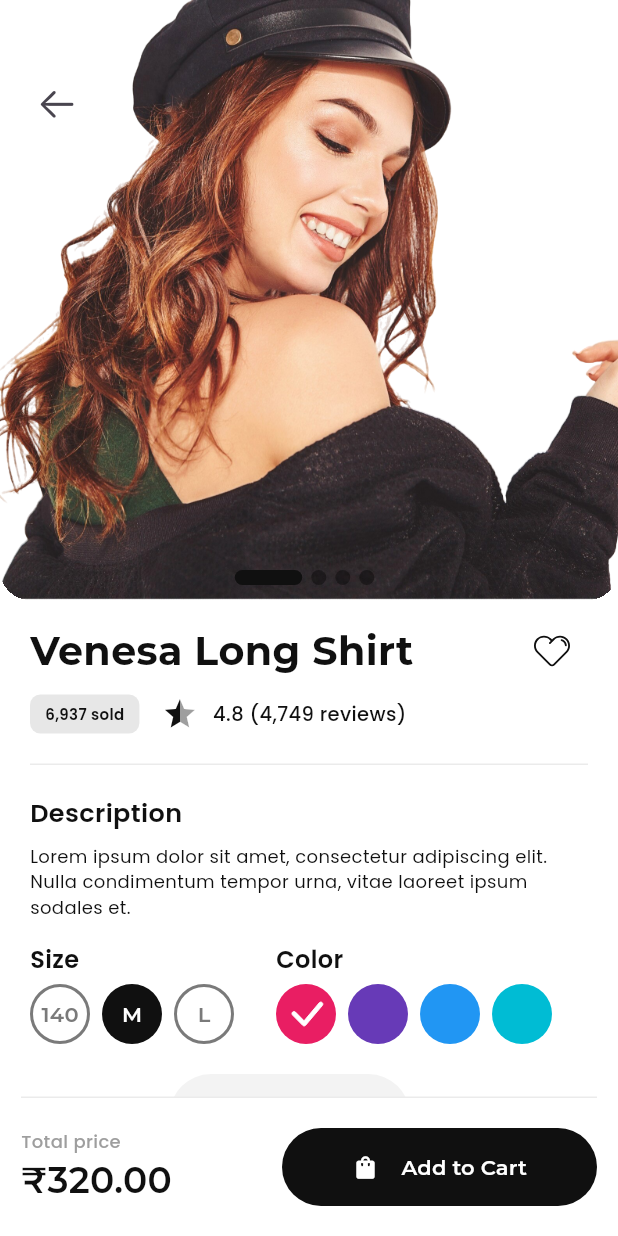
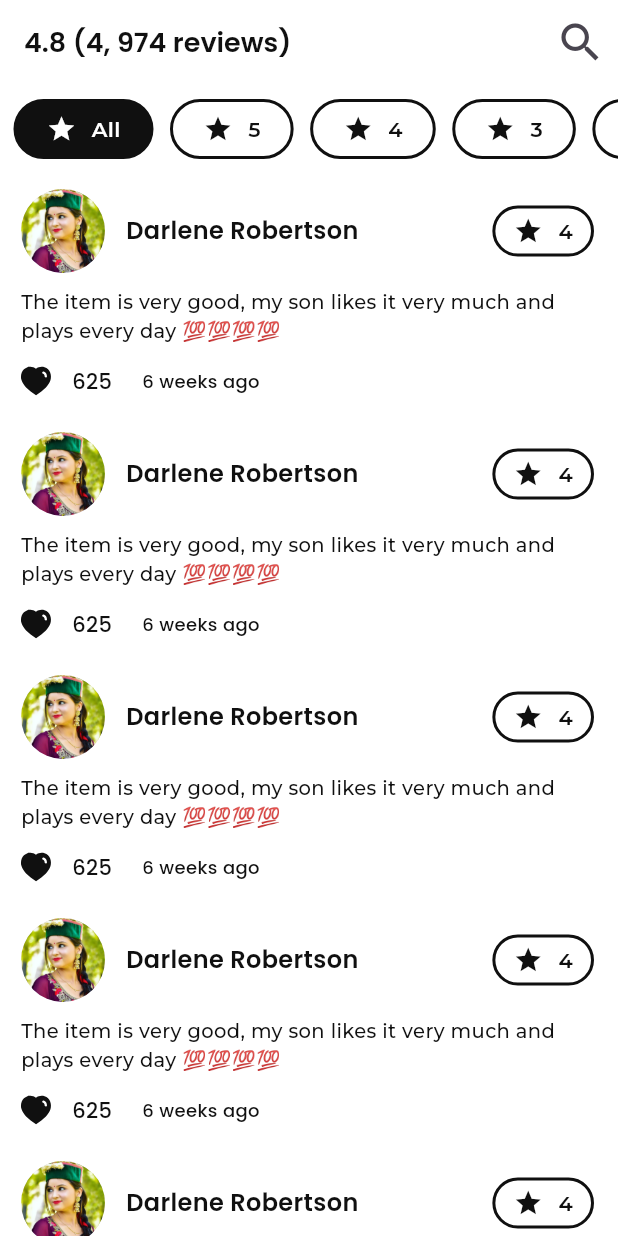
Before and after one commit to Aman-Singh-Rawat/E-Commerce-App, a Flutter app: the screen it shows after launch, on a phone screen of 412 x 824 dp. Run offline on Flutter 3.47's test engine with Material 3 defaults, Android fonts, the phone set to English and light mode, and no system bars; drawn by our look-alikes of carousel_slider, flutter_rating_bar; our stand-ins replace flutter_svg, google_fonts, intl_phone_field, transparent_image; missing offline and left inert: dart:ffi.

Commit message:
complete review screen

```diff
--- a/lib/main.dart
+++ b/lib/main.dart
@@ -1,5 +1,6 @@
 import 'package:flutter/material.dart';
 import 'package:shoesy/ui/screens/home/product_detail_screen.dart';
+import 'package:shoesy/ui/screens/home/review_screen.dart';
 import 'package:shoesy/ui/screens/shared/bottom_navbar.dart';
 
 void main() => runApp(const MyApp());
@@ -22,7 +23,7 @@ class MyApp extends StatelessWidget {
       debugShowCheckedModeBanner: false,
       initialRoute: "/",
       routes: {
-        "/": (context) => const ProductDetailScreen(),
+        "/": (context) => const ReviewScreen(),
         "/bottomNavBar": (context) => const BottomNavBar(),
       },
     );
--- /dev/null
+++ b/lib/ui/screens/home/review_screen.dart
@@ -0,0 +1,168 @@
+import 'package:flutter/cupertino.dart';
+import 'package:flutter/material.dart';
+import 'package:flutter_svg/flutter_svg.dart';
+import 'package:google_fonts/google_fonts.dart';
+
+import '../../widgets/rating_bar_widget.dart';
+
+class ReviewScreen extends StatelessWidget {
+  const ReviewScreen({super.key});
+
+  @override
+  Widget build(BuildContext context) {
+    return Scaffold(
+      backgroundColor: Colors.white,
+      appBar: AppBar(
+        backgroundColor: Colors.white,
+        title: Text(
+          "4.8 (4, 974 reviews)",
+          style: GoogleFonts.poppins(
+            color: const Color(0xFF101010),
+            fontWeight: FontWeight.w600,
+            fontSize: 18,
+          ),
+        ),
+        actions: [
+          IconButton(
+            onPressed: () {},
+            icon: const Icon(
+              Icons.search_outlined,
+              size: 34,
+            ),
+          ),
+        ],
+      ),
+      body: Column(
+        crossAxisAlignment: CrossAxisAlignment.start,
+        children: [
+          const SizedBox(height: 10),
+          const SizedBox(
+            height: 40,
+            child: RatingBarWidget(),
+          ),
+          const SizedBox(height: 10,),
+          Expanded(child: ListView.builder(
+            itemCount: 5,
+            itemBuilder: (context, index) => Padding(
+              padding: const EdgeInsets.only(top: 10),
+              child: Column(
+                children: [
+                  Container(
+                    margin: const EdgeInsets.only(right: 14, left: 14.0),
+                    child: Column(
+                      crossAxisAlignment: CrossAxisAlignment.start,
+                      children: [
+                        Row(
+                          children: [
+                            Expanded(
+                              child: Row(
+                                children: [
+                                  const CircleAvatar(
+                                    radius: 28,
+                                    backgroundImage: AssetImage(
+                                      "assets/images/img_profile.jpg",
+                                    ),
+                                  ),
+                                  const SizedBox(width: 14),
+                                  Flexible(
+                                    child: Text(
+                                      maxLines: 1,
+                                      overflow: TextOverflow.ellipsis,
+                                      "Darlene Robertson",
+                                      style: GoogleFonts.poppins(
+                                        color: const Color(0xFF101010),
+                                        fontSize: 16,
+                                        fontWeight: FontWeight.w600,
+                                      ),
+                                    ),
+                                  ),
+                                ],
+                              ),
+                            ),
+                            Container(
+                              margin: const EdgeInsets.only(left: 9, right: 2),
+                              decoration: BoxDecoration(
+                                borderRadius: BorderRadius.circular(20),
+                                border: Border.all(
+                                  color: const Color(0xFF101010),
+                                  width: 2,
+                                ),
+                              ),
+                              child: Padding(
+                                padding: const EdgeInsets.symmetric(
+                                    horizontal: 12, vertical: 5),
+                                child: Row(
+                                  mainAxisAlignment: MainAxisAlignment.center,
+                                  crossAxisAlignment: CrossAxisAlignment.center,
+                                  children: [
+                                    const Icon(
+                                      Icons.star,
+                                      color: Color(0xFF101010),
+                                      size: 20,
+                                    ),
+                                    const SizedBox(width: 10),
+                                    Text(
+                                      "4",
+                                      style: GoogleFonts.montserrat(
+                                        color: const Color(0xFF101010),
+                                        fontWeight: FontWeight.w600,
+                                      ),
+                                    ),
+                                  ],
+                                ),
+                              ),
+                            )
+                          ],
+                        ),
+                        const SizedBox(height: 10),
+                        Text(
+                          "The item is very good, my son likes it very much and plays every day 💯💯💯💯",
+                          style: GoogleFonts.montserrat(
+                            color: const Color(0xFF101010),
+                            fontWeight: FontWeight.w500,
+                            fontSize: 13,
+                          ),
+                        ),
+                      ],
+                    ),
+                  ),
+                  Row(
+                    children: [
+                      IconButton(
+                        onPressed: () {},
+                        icon: SvgPicture.asset(
+                          "assets/images/ic_filled_heart.svg",
+                          colorFilter: const ColorFilter.mode(
+                            Color(0xFF101010),
+                            BlendMode.srcIn,
+                          ),
+                        ),
+                      ),
+                      Text(
+                        "625",
+                        style: GoogleFonts.poppins(
+                          color: const Color(0xFF101010),
+                          fontWeight: FontWeight.w500,
+                          fontSize: 14,
+                        ),
+                      ),
+                      const SizedBox(width: 20),
+                      Text(
+                        "6 weeks ago",
+                        style: GoogleFonts.poppins(
+                          color: const Color(0xFF101010),
+                          fontWeight: FontWeight.w500,
+                          fontSize: 12,
+                        ),
+                      )
+                    ],
+                  ),
+                ],
+              ),
+            ),
+          ),)
+        ],
+      ),
+    );
+  }
+}
```
